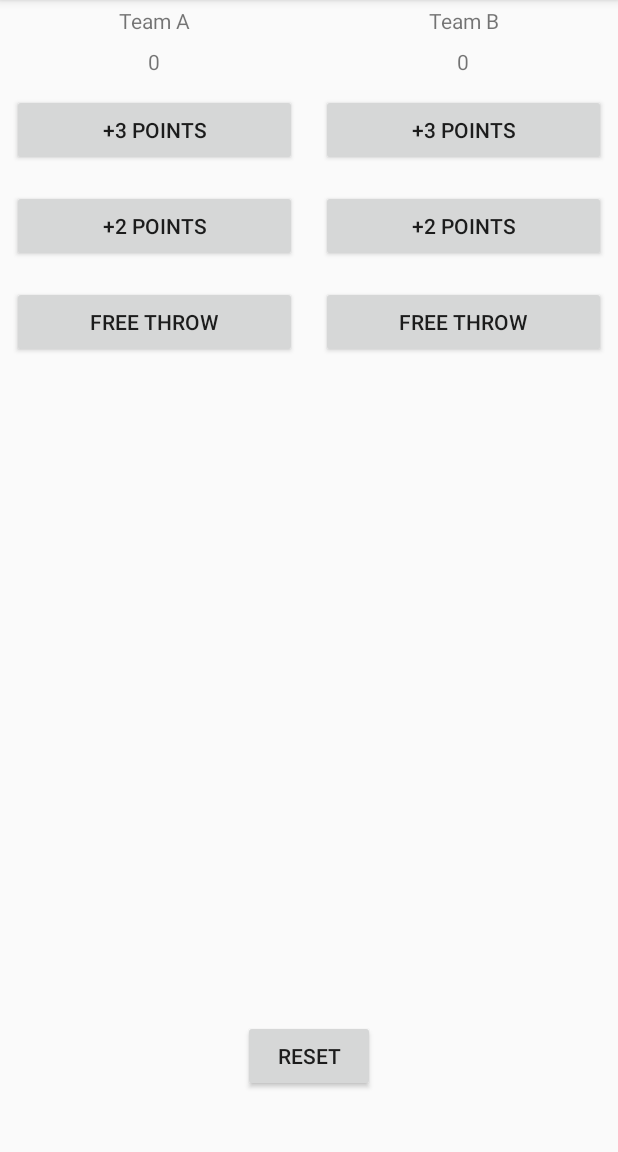
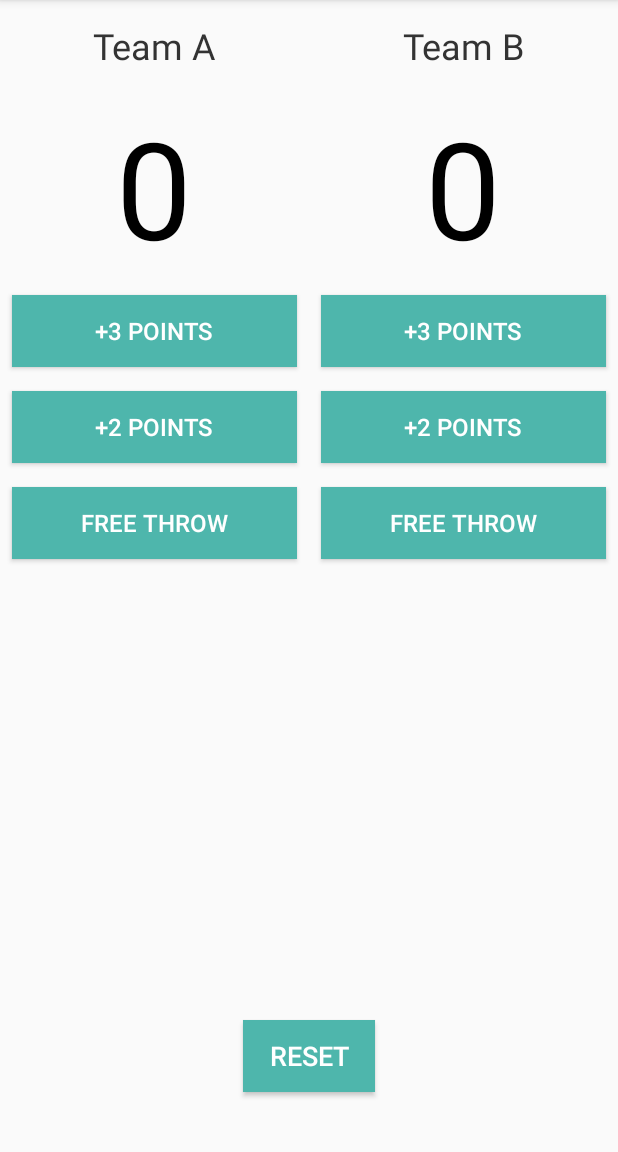
Before and after one commit to creatorAndDev/courcounter, an Android app: the screen it shows after launch (MainActivity), on a phone screen of 412 x 824 dp, the part 84-1236 px from its top. Run offline under Robolectric (Android 15) with nearby library versions, the phone set to English and light mode, and no system bars.

```diff
--- a/app/src/main/res/layout/activity_main.xml
+++ b/app/src/main/res/layout/activity_main.xml
@@ -10,7 +10,8 @@
         android:layout_weight="1"
         android:orientation="horizontal"
         tools:context=".MainActivity">
-        <!--Team a-->
+
+        <!--Team a view-->
         <LinearLayout
             android:layout_weight="1"
             android:layout_width="0dp"
@@ -21,14 +22,18 @@
                 android:layout_width="match_parent"
                 android:layout_height="wrap_content"
                 android:gravity="center"
-                android:padding="4dp"
+                android:textColor="#333"
+                android:padding="14dp"
+                android:textSize="24dp"
                 android:text="Team A" />
 
             <TextView
                 android:layout_width="match_parent"
                 android:layout_height="wrap_content"
                 android:gravity="center"
+                android:textColor="#000"
                 android:padding="4dp"
+                android:textSize="90dp"
                 android:text="0"
                 android:id="@+id/team_a_score" />
 
@@ -36,6 +41,9 @@
                 android:layout_width="match_parent"
                 android:layout_height="wrap_content"
                 android:layout_margin="8dp"
+                android:textSize="16dp"
+                android:textColor="#fff"
+                android:background="#4eb6ac"
                 android:text="+3 Points"
                 android:onClick="addThreeForTeamA" />
 
@@ -43,6 +51,9 @@
                 android:layout_width="match_parent"
                 android:layout_height="wrap_content"
                 android:layout_margin="8dp"
+                android:textSize="16dp"
+                android:textColor="#fff"
+                android:background="#4eb6ac"
                 android:text="+2 Points"
                 android:onClick="addTwoForTeamA" />
 
@@ -50,10 +61,14 @@
                 android:layout_width="match_parent"
                 android:layout_height="wrap_content"
                 android:layout_margin="8dp"
+                android:textSize="16dp"
+                android:textColor="#fff"
+                android:background="#4eb6ac"
                 android:text="Free throw"
                 android:onClick="addFreeForTeamA" />
         </LinearLayout>
-        <!--Team b-->
+
+        <!--Team b view-->
         <LinearLayout
             android:layout_weight="1"
             android:layout_width="0dp"
@@ -64,7 +79,9 @@
                 android:layout_width="match_parent"
                 android:layout_height="wrap_content"
                 android:gravity="center"
-                android:padding="4dp"
+                android:textSize="24dp"
+                android:textColor="#333"
+                android:padding="14dp"
                 android:text="Team B" />
 
             <TextView
@@ -72,6 +89,8 @@
                 android:layout_height="wrap_content"
                 android:gravity="center"
                 android:padding="4dp"
+                android:textSize="90dp"
+                android:textColor="#000"
                 android:text="0"
                 android:id="@+id/team_b_score" />
 
@@ -79,6 +98,9 @@
                 android:layout_width="match_parent"
                 android:layout_height="wrap_content"
                 android:layout_margin="8dp"
+                android:textSize="16dp"
+                android:textColor="#fff"
+                android:background="#4eb6ac"
                 android:text="+3 Points"
                 android:onClick="addThreeForTeamB" />
 
@@ -86,6 +108,9 @@
                 android:layout_width="match_parent"
                 android:layout_height="wrap_content"
                 android:layout_margin="8dp"
+                android:textSize="16dp"
+                android:textColor="#fff"
+                android:background="#4eb6ac"
                 android:text="+2 Points"
                 android:onClick="addTwoForTeamB" />
 
@@ -93,11 +118,15 @@
                 android:layout_width="match_parent"
                 android:layout_height="wrap_content"
                 android:layout_margin="8dp"
+                android:textSize="16dp"
+                android:textColor="#fff"
+                android:background="#4eb6ac"
                 android:text="Free throw"
                 android:onClick="addFreeForTeamB" />
         </LinearLayout>
     </LinearLayout>
 
+    <!--button reset-->
     <LinearLayout
         android:layout_width="match_parent"
         android:layout_height="match_parent"
@@ -108,7 +137,9 @@
         <Button
             android:layout_width="wrap_content"
             android:layout_height="wrap_content"
-            android:layout_margin="8dp"
+            android:textSize="18dp"
+            android:textColor="#fff"
+            android:background="#4eb6ac"
             android:text="Reset"
             android:onClick="resetButton" />
     </LinearLayout>
```
